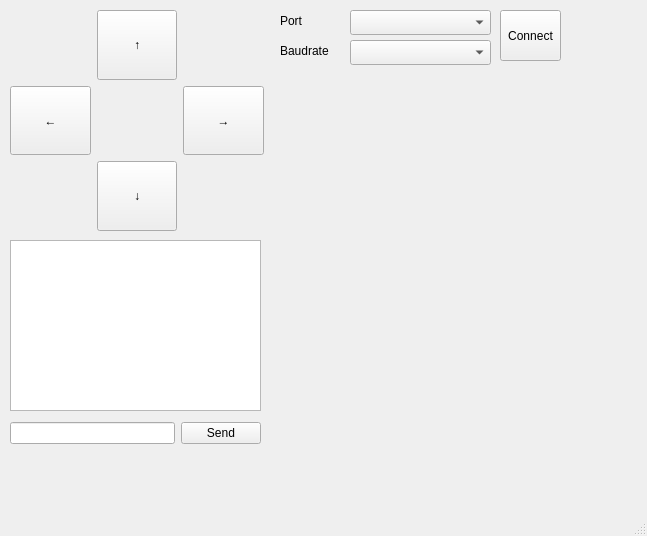
Above: segway.ui from addinedu-ros-3rd/iot-repo-5 before the change. Below: the same form after it.
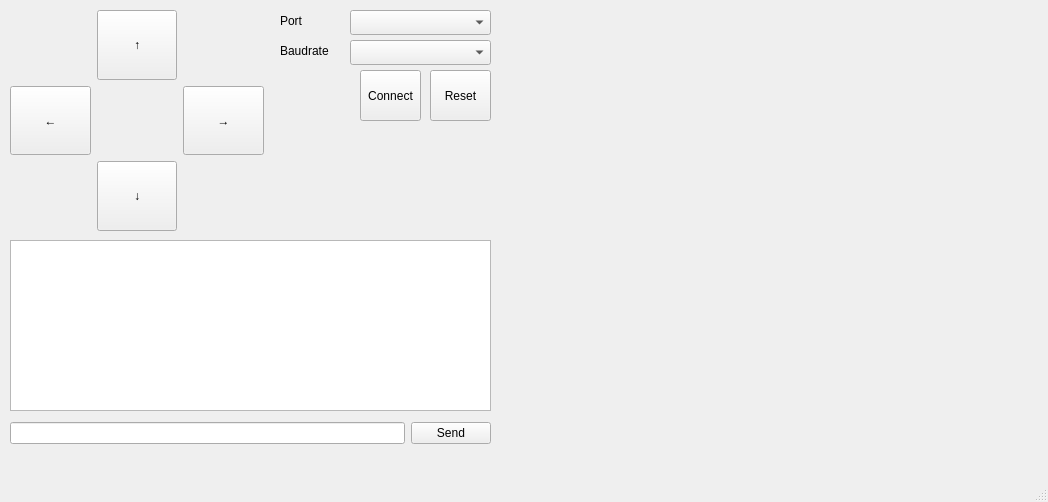
That is the form after the change. Custom widgets are drawn as their Qt base class.

Commit message: add: plotter ui (except func)

The edit to the form file:
```diff
--- a/segway.ui
+++ b/segway.ui
@@ -6,8 +6,8 @@
    <rect>
     <x>0</x>
     <y>0</y>
-    <width>647</width>
-    <height>536</height>
+    <width>1048</width>
+    <height>502</height>
    </rect>
   </property>
   <property name="windowTitle">
@@ -19,7 +19,7 @@
      <rect>
       <x>10</x>
       <y>240</y>
-      <width>251</width>
+      <width>481</width>
       <height>171</height>
      </rect>
     </property>
@@ -140,8 +140,8 @@
    <widget class="QPushButton" name="btnConnect">
     <property name="geometry">
      <rect>
-      <x>500</x>
-      <y>10</y>
+      <x>360</x>
+      <y>70</y>
       <width>61</width>
       <height>51</height>
      </rect>
@@ -150,12 +150,12 @@
      <string>Connect</string>
     </property>
    </widget>
-   <widget class="QWidget" name="">
+   <widget class="QWidget" name="layoutWidget">
     <property name="geometry">
      <rect>
       <x>10</x>
       <y>420</y>
-      <width>251</width>
+      <width>481</width>
       <height>27</height>
      </rect>
     </property>
@@ -172,6 +172,29 @@
      </item>
     </layout>
    </widget>
+   <widget class="QPushButton" name="btnReset">
+    <property name="geometry">
+     <rect>
+      <x>430</x>
+      <y>70</y>
+      <width>61</width>
+      <height>51</height>
+     </rect>
+    </property>
+    <property name="text">
+     <string>Reset</string>
+    </property>
+   </widget>
+   <widget class="PlotWidget" name="graphWidget" native="true">
+    <property name="geometry">
+     <rect>
+      <x>500</x>
+      <y>10</y>
+      <width>541</width>
+      <height>441</height>
+     </rect>
+    </property>
+   </widget>
   </widget>
   <widget class="QMenuBar" name="menubar">
    <property name="geometry">
@@ -185,6 +208,14 @@
   </widget>
   <widget class="QStatusBar" name="statusbar"/>
  </widget>
+ <customwidgets>
+  <customwidget>
+   <class>PlotWidget</class>
+   <extends>QWidget</extends>
+   <header>pyqtgraph</header>
+   <container>1</container>
+  </customwidget>
+ </customwidgets>
  <resources/>
  <connections/>
 </ui>
```
Left out of the diff: 2 changed lines with no effect on the pictures.
